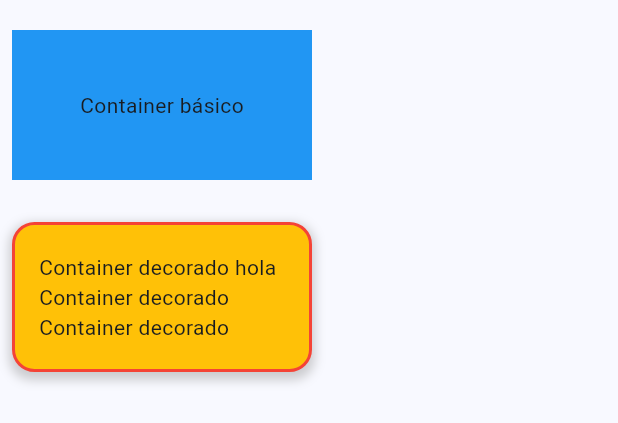
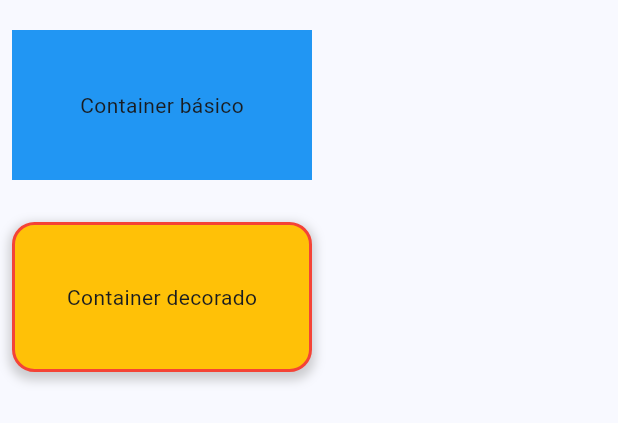
Before and after one commit to Josias542/Tarjeta-de-Perfil-Profesional---Flutter, a Flutter app: the EjemploContainer widget shown alone on an empty page, opened directly, on a phone screen of 412 x 824 dp. Shown: the top 423 px of the screen. Run offline on Flutter 3.47's test engine with Material 3 defaults, Android fonts, the phone set to English and light mode, and no system bars.

Commit message:
Update main.dart

```diff
--- a/lib/main.dart
+++ b/lib/main.dart
@@ -94,7 +94,7 @@ class EjemploContainer extends StatelessWidget {
           margin: const EdgeInsets.all(8),
           child: const Center(
             child: Text(
-                'Container decorado hola Container decorado Container decorado'),
+                'Container decorado'),
           ),
         )
       ],
```
